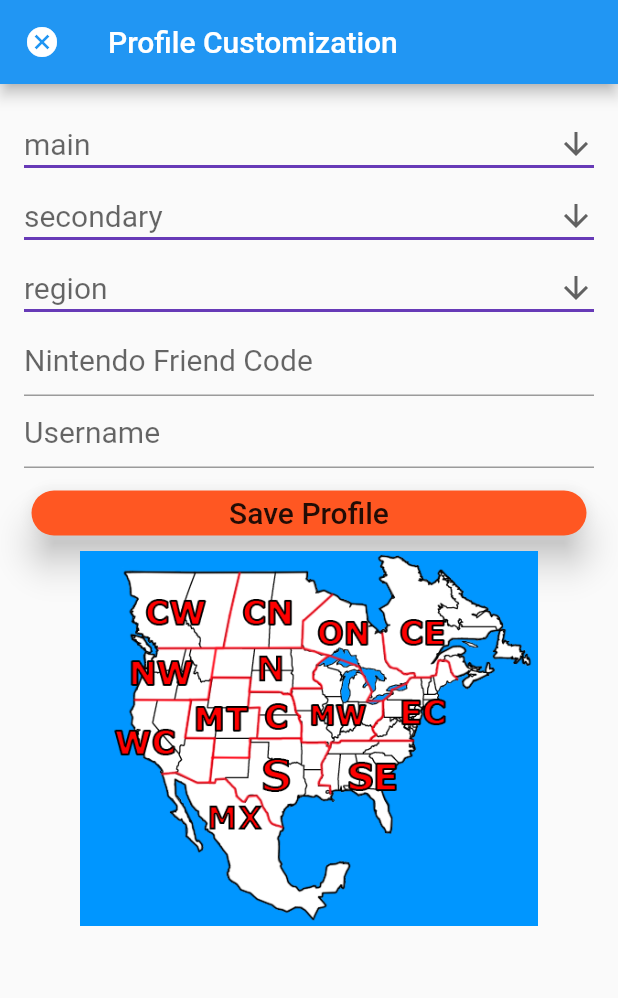
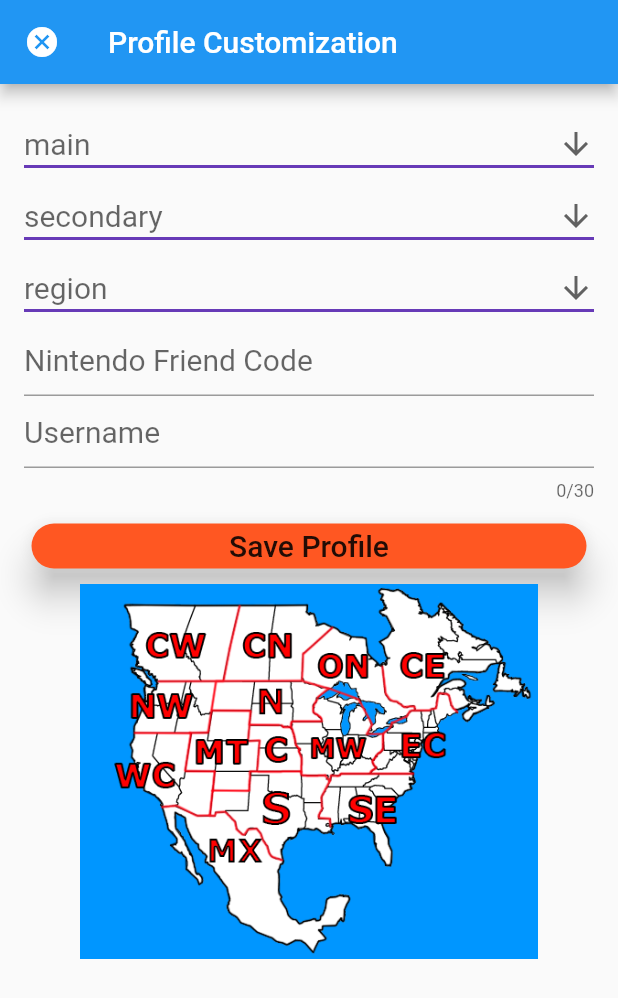
Before and after one commit to NotAxel/Matchup, a Flutter app: the UserInfoEntryPage screen opened directly with empty values, on a phone screen of 412 x 824 dp. Shown: the top 998 px of the screen. Run offline on Flutter 3.47's test engine with Material 2 defaults, Android fonts, the light colour scheme and no system bars; our stand-ins replace cloud_firestore, firebase_auth; accounts and stored records are empty; Roboto replaces fonts that are missing (Montserrat).

Commit message:
fixed some failing text validator tests

```diff
--- a/lib/Pages/userInfoEntryPage.dart
+++ b/lib/Pages/userInfoEntryPage.dart
@@ -139,6 +139,7 @@ class _UserInfoEntryPage extends State<UserInfoEntryPage> {
     return new Center(
       child: TextFormField(
         obscureText: false,
+        maxLength: 30,
         maxLines: 1,
         style: style,
         autofocus: false,
--- a/lib/Widgets/passwordFormField.dart
+++ b/lib/Widgets/passwordFormField.dart
@@ -10,6 +10,7 @@ class PasswordFormField{
   String get getPassword => _password;
   set setPassword(String password) { _password = password; }
 
+  // TODO: password field should be given validator as a parameter to be used in different cases
   Widget buildPasswordField(){
     Validator passwordValidator = PasswordValidator();
     return Flexible(
@@ -21,7 +22,7 @@ class PasswordFormField{
             obscureText: true,
             autofocus: false,
             decoration: InputDecoration(
-              contentPadding: EdgeInsets.fromLTRB(0.0, 15.0, 20.0, 0.0),
+              //contentPadding: EdgeInsets.fromLTRB(0.0, 15.0, 20.0, 0.0),
               hintText: "Password",
               icon: new Icon(Icons.lock,
               color: Colors.blueGrey
--- a/lib/bizlogic/constants.dart
+++ b/lib/bizlogic/constants.dart
@@ -84,15 +84,15 @@ class Constants {
 
   // Regions
   static const String Region = 'Region';
-  static const String NorthWest = 'North West';
-  static const String WestCoast = 'West Coast';
-  static const String Mountain = 'Mountain';
-  static const String North = 'North';
-  static const String Central = 'Central';
-  static const String South = 'South';
-  static const String MidWest = 'Mid West';
-  static const String EastCoast = 'East Coast';
-  static const String SouthEast = 'South East';
+  static const String NorthWest = 'North West (NW)';
+  static const String WestCoast = 'West Coast (WC)';
+  static const String Mountain = 'Mountain (MT)';
+  static const String North = 'North (N)';
+  static const String Central = 'Central (C)';
+  static const String South = 'South (S)';
+  static const String MidWest = 'Mid West (MW)';
+  static const String EastCoast = 'East Coast (EC)';
+  static const String SouthEast = 'South East (SE)';
 
   static const Map<String, String> minSpritesMap = {
       Falcon : 'assets/images/small_sprites/falcon_sprite',
--- a/lib/bizlogic/passwordValidator.dart
+++ b/lib/bizlogic/passwordValidator.dart
@@ -12,14 +12,14 @@ class PasswordValidator implements Validator{
     Password must not contain:
       White space characters
   */
-  String _regexSource = r'^((?=\S*?[A-Z])(?=\S*?[a-z])(?=\S*?[0-9])(?=.*?[!@#\$&*~]).{8,})\S$';
+  String _regexSource = r'^((?=\S*?[A-Z])(?=\S*?[a-z])(?=\S*?[0-9])(?=.*?[!@#\$&*~]).{8,})$';
 
   String getValidatorName() {
     return "PasswordValidator";
   }
 
-  // TODO: implement a stronger password requirement algorithm once deployed
   String validate(String data) {
+    if (data != null && data.length > 0){
       final regex = RegExp(_regexSource);
       final matches = regex.allMatches(data);
       for (Match match in matches) {
@@ -29,6 +29,8 @@ class PasswordValidator implements Validator{
       }
       return "Password did not meet requirements";
     }
+    return "Password field cannot be empty";
+  }
 
   String save(String data){
     return data;
```
Also changed, not shown: lib/Pages/loginSignupPage.dart (+4 -3 lines), 2 other files. Lines whose indentation alone changed are shown as unchanged.
